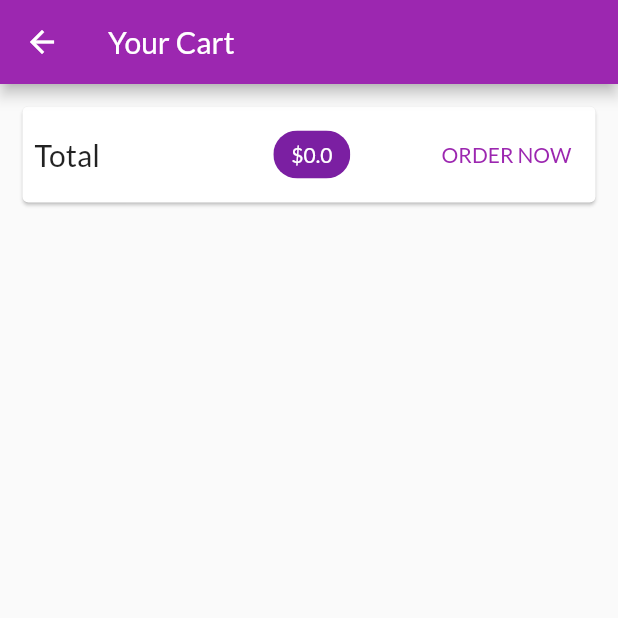
After one commit to hunga1ok/flutterExamples, a Flutter app: the CartScreen screen opened by its route, on a phone screen of 412 x 824 dp, the top half of it. The commit adds this screen. Run offline on Flutter 3.47's test engine with Material 2 defaults, Android fonts, the phone set to English and light mode, and no system bars; network calls fail.

Commit message:
Working on the Shopping Cart & Displaying a Total

```diff
--- a/lib/main.dart
+++ b/lib/main.dart
@@ -2,6 +2,7 @@ import 'package:flutter/material.dart';
 import 'package:provider/provider.dart';
 import 'package:shop_app/providers/cart.dart';
 import 'package:shop_app/providers/products.dart';
+import 'package:shop_app/screens/cart_screen.dart';
 import 'package:shop_app/screens/product_detail_screen.dart';
 import 'package:shop_app/screens/products_overview_screen.dart';
 
@@ -29,6 +30,7 @@ class MyApp extends StatelessWidget {
         home: ProductOverviewScreen(),
         routes: {
           ProductDetailScreen.routeName: (ctx) => ProductDetailScreen(),
+          CartScreen.routeName: (ctx) => const CartScreen()
         },
       ),
     );
--- a/lib/providers/cart.dart
+++ b/lib/providers/cart.dart
@@ -22,6 +22,14 @@ class Cart with ChangeNotifier {
 
   int get itemCount {
     return _items.length;
+  }
+
+  double get totalAmount {
+    var total = 0.0;
+    _items.forEach((key, cartItem) {
+      total += cartItem.price * cartItem.quantity;
+    });
+    return total;
   }
 
   void addItem(
--- /dev/null
+++ b/lib/screens/cart_screen.dart
@@ -0,0 +1,51 @@
+import 'package:flutter/material.dart';
+import 'package:provider/provider.dart';
+import 'package:shop_app/providers/cart.dart';
+
+class CartScreen extends StatelessWidget {
+  static const routeName = '/cart';
+  const CartScreen({super.key});
+
+  @override
+  Widget build(BuildContext context) {
+    final cart = Provider.of<Cart>(context);
+
+    return Scaffold(
+      appBar: AppBar(
+        title: const Text('Your Cart'),
+      ),
+      body: Column(children: [
+        Card(
+          margin: const EdgeInsets.all(15),
+          child: Padding(
+            padding: const EdgeInsets.all(8),
+            child: Row(
+                mainAxisAlignment: MainAxisAlignment.spaceBetween,
+                children: [
+                  const Text(
+                    'Total',
+                    style: TextStyle(fontSize: 20),
+                  ),
+                  const SizedBox(width: 10),
+                  Chip(
+                    label: Text(
+                      '\$${cart.totalAmount}',
+                      style: TextStyle(
+                          color: Theme.of(context)
+                              .primaryTextTheme
+                              .titleMedium
+                              ?.color),
+                    ),
+                    backgroundColor: Theme.of(context).primaryColorDark,
+                  ),
+                  TextButton(
+                    child: const Text('ORDER NOW'),
+                    onPressed: () {},
+                  )
+                ]),
+          ),
+        )
+      ]),
+    );
+  }
+}
--- a/lib/screens/products_overview_screen.dart
+++ b/lib/screens/products_overview_screen.dart
@@ -3,6 +3,7 @@
 import 'package:flutter/material.dart';
 import 'package:provider/provider.dart';
 import 'package:shop_app/providers/cart.dart';
+import 'package:shop_app/screens/cart_screen.dart';
 import 'package:shop_app/widgets/badge.dart';
 import 'package:shop_app/widgets/products_grid.dart';
 
@@ -47,7 +48,9 @@ class ProductOverviewScreen extends StatelessWidget {
             ),
             child: IconButton(
               icon: const Icon(Icons.shopping_cart),
-              onPressed: () {},
+              onPressed: () {
+                Navigator.of(context).pushNamed(CartScreen.routeName);
+              },
             ),
           )
         ],
```
